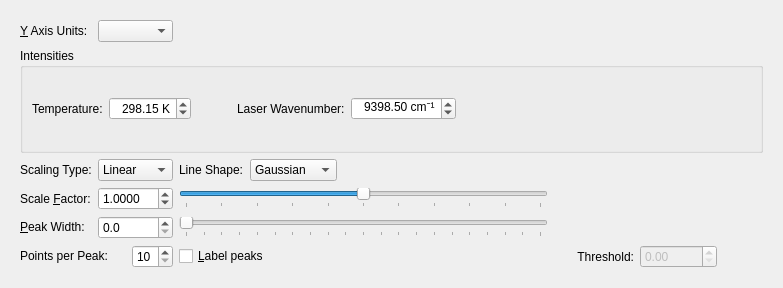
Above: libavogadro/src/extensions/spectra/tab_ir_raman.ui from thosoo/avogadro before the change. Below: the same form after it.
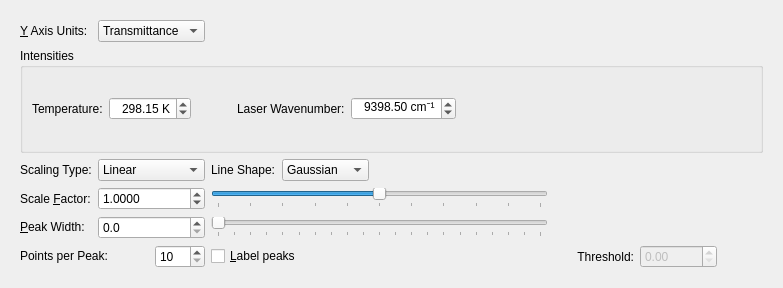
That is the form after the change.

What changed in the file:
```diff
--- a/libavogadro/src/extensions/spectra/tab_ir_raman.ui
+++ b/libavogadro/src/extensions/spectra/tab_ir_raman.ui
@@ -44,6 +44,16 @@
           <verstretch>0</verstretch>
          </sizepolicy>
         </property>
+        <item>
+         <property name="text">
+          <string>Transmittance</string>
+         </property>
+        </item>
+        <item>
+         <property name="text">
+          <string>Absorbance</string>
+         </property>
+        </item>
        </widget>
       </item>
       <item row="0" column="3">
```
